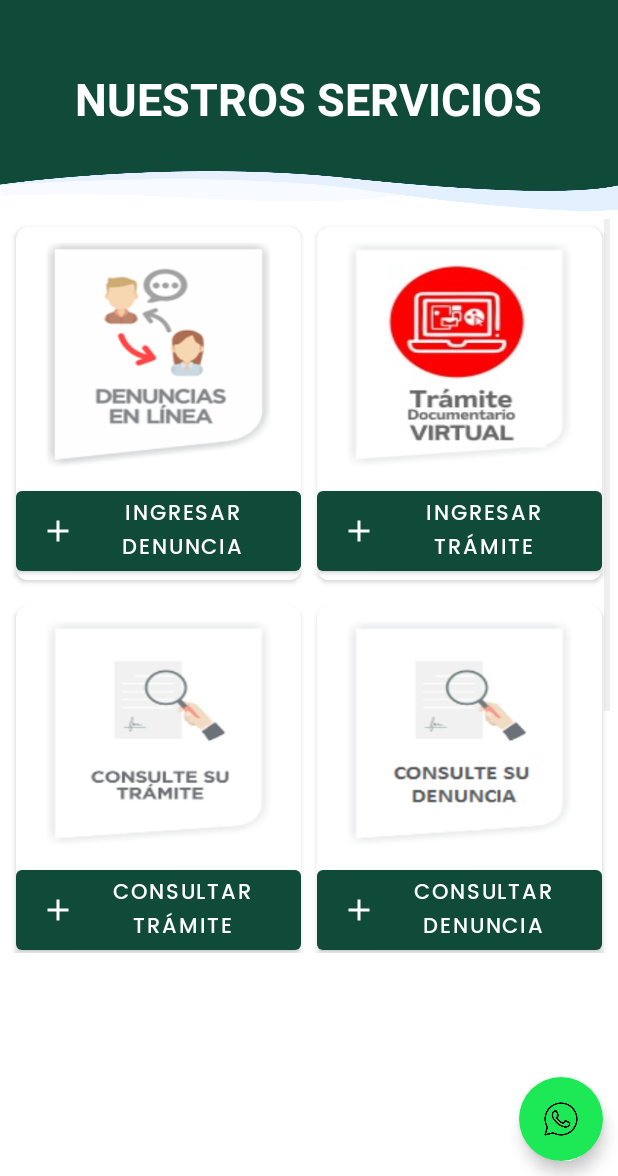
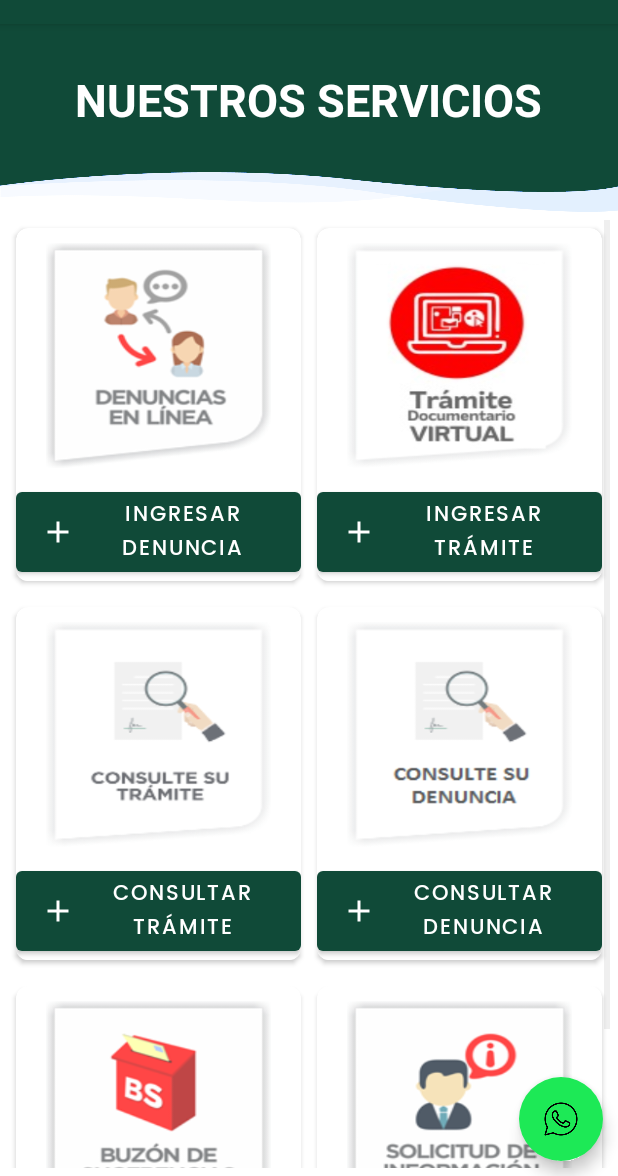
Before and after one commit to Alexander-FM/AppMovil, an Android app: the MenuActivity screen opened directly, with no data from a screen before it, on a phone screen of 412 x 824 dp, the part 60-1236 px from its top. Run offline under Robolectric (Android 15) with nearby library versions, the phone set to English and light mode, and no system bars.

Commit message:
mejorando el menu activity

```diff
--- a/app/src/main/res/layout/activity_main.xml
+++ b/app/src/main/res/layout/activity_main.xml
@@ -6,11 +6,6 @@
     android:layout_height="match_parent"
     android:orientation="vertical"
     tools:context=".activity.MenuActivity">
-
-    <LinearLayout
-        android:layout_width="match_parent"
-        android:layout_height="wrap_content"
-        android:orientation="vertical">
 
     <com.google.android.material.appbar.AppBarLayout
         android:id="@+id/bar"
@@ -28,26 +23,22 @@
             app:titleTextAppearance="@style/MyStyle.Toolbar"
             app:titleTextColor="@color/white" />
     </com.google.android.material.appbar.AppBarLayout>
-    </LinearLayout>
 
     <ScrollView
+        android:fillViewport="true"
         android:layout_width="match_parent"
-        android:layout_height="wrap_content">
-
-        <RelativeLayout
-            android:layout_width="match_parent"
-            android:layout_height="wrap_content">
+        android:layout_height="match_parent"
+        app:layout_behavior="@string/appbar_scrolling_view_behavior">
 
         <LinearLayout
-                android:id="@+id/linear1"
             android:layout_width="match_parent"
-                android:layout_height="wrap_content">
+            android:layout_height="match_parent"
+            android:orientation="vertical">
 
             <FrameLayout
                 android:id="@+id/frameTitulo"
                 android:layout_width="match_parent"
                 android:layout_height="125dp"
-                    android:layout_marginTop="55dp"
                 android:background="@drawable/green_bg">
 
                 <TextView
@@ -60,22 +51,15 @@
                     android:textSize="30sp"
                     android:textStyle="bold" />
             </FrameLayout>
-            </LinearLayout>
-
-            <LinearLayout
-                android:layout_width="match_parent"
-                android:layout_height="500dp"
-                android:layout_below="@+id/linear1">
 
             <GridView
                 android:id="@+id/grwSecciones"
-                    android:layout_width="match_parent"
+                android:layout_width="wrap_content"
                 android:layout_height="wrap_content"
                 android:numColumns="2"
                 android:padding="5dp"
                 android:verticalSpacing="7dp" />
         </LinearLayout>
-        </RelativeLayout>
     </ScrollView>
 
     <com.google.android.material.floatingactionbutton.FloatingActionButton
```
Lines whose indentation alone changed are shown as unchanged.
